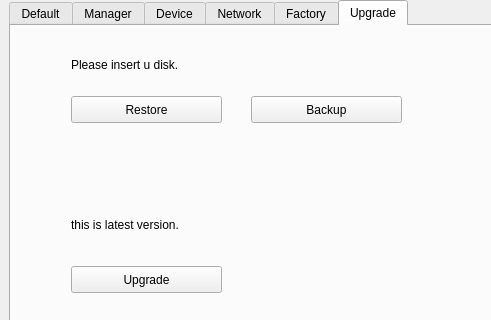
photonlili/Tank, file tank/qsetform.ui: the form before one commit; both pictures show x 0 to 491 and y 0 to 320 of the 727 by 431 pixel window.
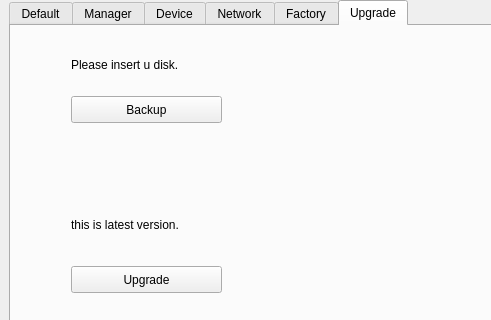
The form after the commit. The open tabs and pages were chosen to show the change. Custom widgets are drawn as their Qt base class.

The edit to the form file:
```diff
--- a/tank/qsetform.ui
+++ b/tank/qsetform.ui
@@ -1063,19 +1063,6 @@
         <string>Please insert u disk.</string>
        </property>
       </widget>
-      <widget class="QCPushButton" name="btnRestore">
-       <property name="geometry">
-        <rect>
-         <x>60</x>
-         <y>70</y>
-         <width>151</width>
-         <height>27</height>
-        </rect>
-       </property>
-       <property name="text">
-        <string>Restore</string>
-       </property>
-      </widget>
       <widget class="QLabel" name="lbCheckVer">
        <property name="geometry">
         <rect>
@@ -1105,7 +1092,7 @@
       <widget class="QCPushButton" name="btnBackup">
        <property name="geometry">
         <rect>
-         <x>240</x>
+         <x>60</x>
          <y>70</y>
          <width>151</width>
          <height>27</height>
```
Left out of the diff: 2 changed lines with no effect on the pictures.
